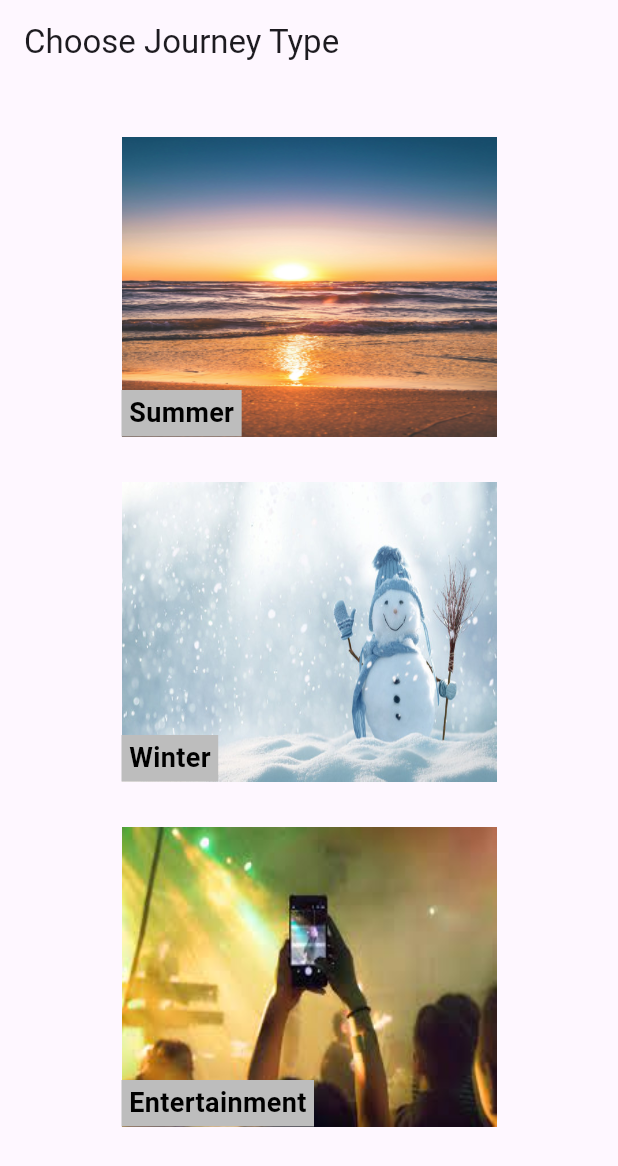
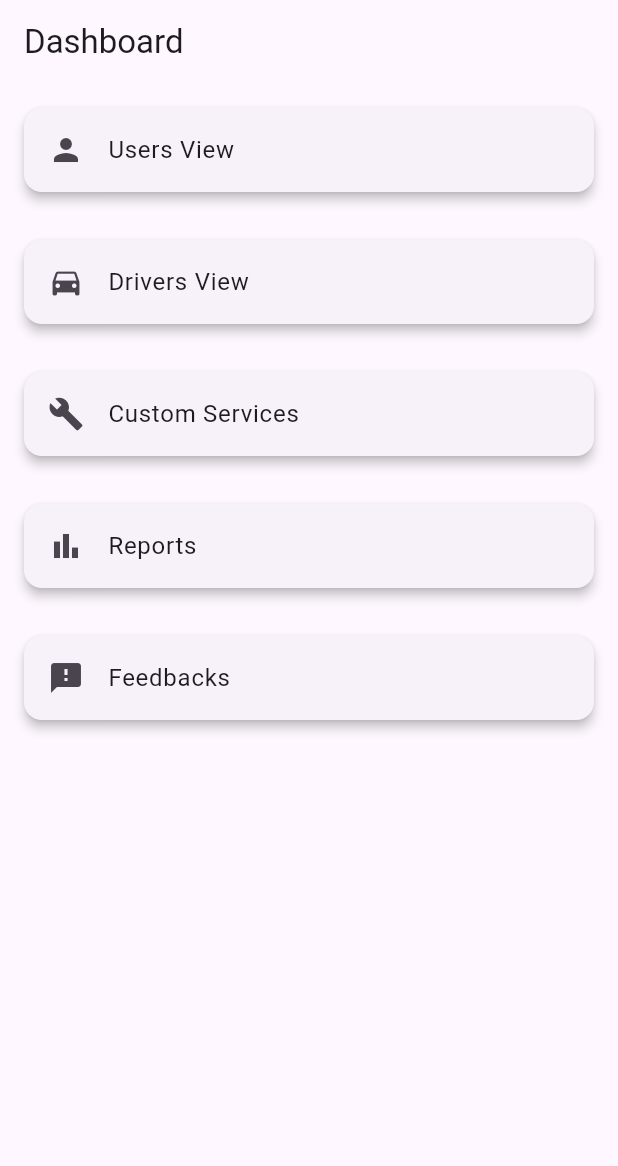
Before and after one commit to Mina-Zarif/guide, a Flutter app: the screen it shows after launch, on a phone screen of 412 x 824 dp. Shown: the top 1166 px of the screen. Run offline on Flutter 3.47's test engine with Material 3 defaults, Android fonts, the phone set to English and light mode, and no system bars; our stand-ins replace cloud_firestore, firebase_auth, firebase_core, firebase_messaging, flutter_local_notifications, flutter_map and 1 more; accounts and stored records are empty.

Commit message:
finish dashboard view

```diff
--- a/lib/main.dart
+++ b/lib/main.dart
@@ -1,7 +1,7 @@
 import 'package:chat/chat/chat_screen.dart';
 import 'package:chat/provider/user_provider.dart';
 import 'package:chat/ui/add_room/add_room.dart';
-import 'package:chat/ui/choose_journey_type/choose_journey_type_screen.dart';
+import 'package:chat/ui/dashboard/dashboar_view.dart';
 import 'package:chat/ui/home/home_screen.dart';
 import 'package:chat/ui/login/login_screen.dart';
 import 'package:chat/ui/register/register_screen.dart';
@@ -146,7 +146,7 @@ class _MyAppState extends State<MyApp> {
         RegisterScreen.routeName: (context) => const RegisterScreen(),
         // TODO: this is temporary solution
         // LoginScreen.routeName: (context) => const LoginScreen(),
-        LoginScreen.routeName: (context) => const JourneyTypeScreen(),
+        LoginScreen.routeName: (context) => const DashboardView(),
         HomeScreen.routeName: (context) => const HomeScreen(),
         AddRoom.routeName: (context) => const AddRoom(),
         ChatScreen.routeName: (context) => const ChatScreen(),
--- /dev/null
+++ b/lib/ui/dashboard/dashboar_view.dart
@@ -0,0 +1,74 @@
+import 'package:chat/ui/dashboard/reports_view_screen.dart';
+import 'package:flutter/material.dart';
+
+import 'dashboard_users_view.dart';
+import 'feedback_dashboard_view.dart';
+
+class DashboardView extends StatelessWidget {
+  const DashboardView({super.key});
+
+  @override
+  Widget build(BuildContext context) {
+    return Scaffold(
+      appBar: AppBar(
+        title: const Text('Dashboard'),
+      ),
+      body: const SingleChildScrollView(
+        child: Column(
+          crossAxisAlignment: CrossAxisAlignment.stretch,
+          children: [
+            SectionView(title: 'Users View', icon: Icons.person),
+            SectionView(title: 'Drivers View', icon: Icons.directions_car),
+            SectionView(title: 'Custom Services', icon: Icons.build),
+            SectionView(title: 'Reports', icon: Icons.bar_chart),
+            SectionView(title: 'Feedbacks', icon: Icons.feedback),
+          ],
+        ),
+      ),
+    );
+  }
+}
+
+class SectionView extends StatelessWidget {
+  const SectionView({super.key, required this.title, required this.icon});
+
+  final String title;
+  final IconData icon;
+
+  @override
+  Widget build(BuildContext context) {
+    return Card(
+      elevation: 3,
+      margin: const EdgeInsets.all(16),
+      child: ListTile(
+        leading: Icon(icon),
+        title: Text(title),
+        onTap: () => _navigation(context),
+      ),
+    );
+  }
+
+  void _navigation(BuildContext context) {
+    Navigator.push(
+      context,
+      MaterialPageRoute(
+        builder: (context) {
+          switch (title) {
+            case 'Users View':
+              return DashboardUsersView(title: title);
+            case 'Drivers View':
+              return DashboardUsersView(title: title);
+            case 'Custom Services':
+              return DashboardUsersView(title: title);
+            case 'Reports':
+              return const ReportsViewScreen();
+            case 'Feedbacks':
+              return const FeedbackDashboardView();
+            default:
+              return const SizedBox();
+          }
+        },
+      ),
+    );
+  }
+}
```
Also changed, not shown: lib/ui/dashboard/dashboard_users_view.dart (added, +33 -0 lines), lib/ui/dashboard/feedback_dashboard_view.dart (added, +38 -0 lines), lib/ui/dashboard/reports_view_screen.dart (added, +35 -0 lines), 1 other file.
